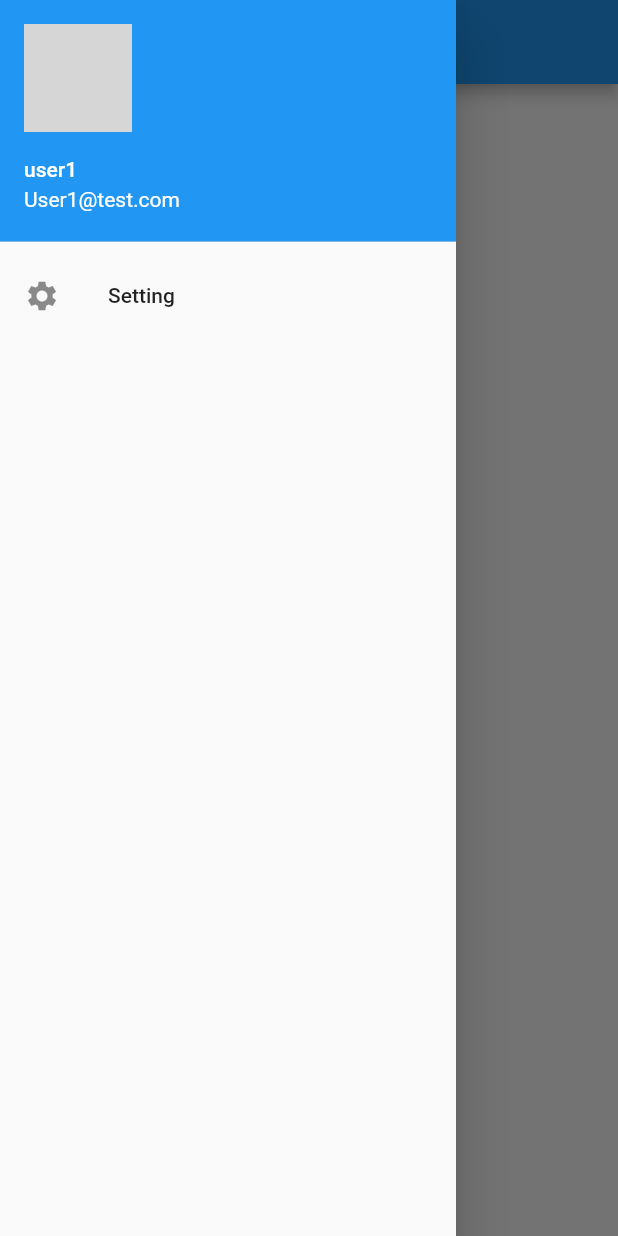
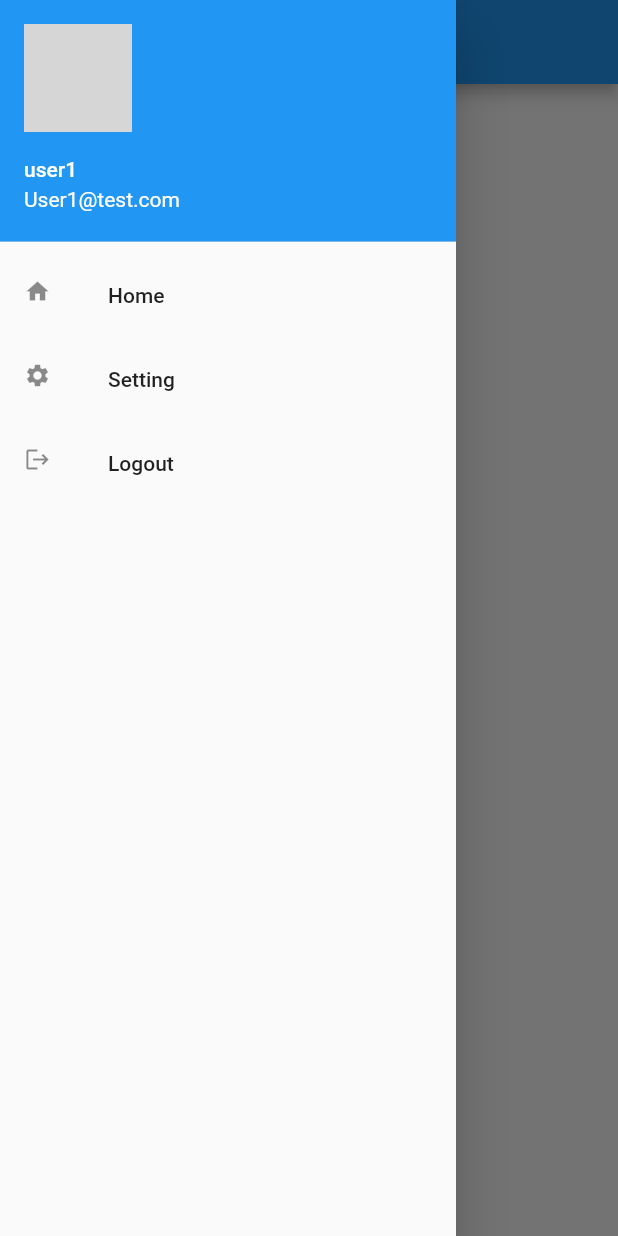
Before and after one commit to mj756/flutter_sample, a Flutter app: the screen it shows after launch, with the side drawer open, on a phone screen of 412 x 824 dp. Run offline on Flutter 3.47's test engine with Material 2 defaults, Android fonts, the phone set to English and light mode, and no system bars; our stand-ins replace firebase_analytics, firebase_core, firebase_crashlytics, shared_preferences; accounts and stored records are empty; generated files the repository leaves out were written again; network calls fail; grey boxes are pictures that could not be loaded.

Commit message:
added shared preference,api request handling
Add functionality to call API, added key.properties file which was not added previously. Added  Shared preference functionality to store data in preference.

```diff
--- a/lib/controller/app_setting_controller.dart
+++ b/lib/controller/app_setting_controller.dart
@@ -1,11 +1,31 @@
-import 'package:flutter/cupertino.dart';
+import 'package:flutter/material.dart';
+import 'package:flutter_sample/controller/preference_controller.dart';
 
 class AppSetting extends ChangeNotifier
 {
   String appLanguage='en';
+
+  AppSetting()
+  {
+    String language=PreferenceController.getString(PreferenceController.prefKeyLanguage);
+
+    print(language);
+    appLanguage=language.isEmpty ? 'en':language;
+  }
+
+   ThemeData defaultTheme=ThemeData(
+    primarySwatch: Colors.blue,
+     visualDensity: VisualDensity.adaptivePlatformDensity,
+     iconTheme: const IconThemeData(
+       color: Colors.blue,
+       size: 18,
+     ),
+
+  );
   void changeLanguage(String newLanguage)
   {
     appLanguage=newLanguage;
+    PreferenceController.setString(PreferenceController.prefKeyLanguage,newLanguage);
     notifyListeners();
   }
 
--- /dev/null
+++ b/lib/controller/preference_controller.dart
@@ -0,0 +1,71 @@
+import 'package:shared_preferences/shared_preferences.dart';
+class PreferenceController
+{
+  static SharedPreferences? prefs;
+  static const String prefKeyUserPayload="LoggedInUser";
+  static const String prefKeyIsLoggedIn = "IsLogin";
+  static const String prefKeyUserId = "UserId";
+  static const String prefKeyLanguage = "SelectedLanguage";
+  static const loginTypeNormal='Normal';
+  static const loginTypeGoogle='Google';
+  static const loginTypeApple='Apple';
+  static const loginTypeFaceBook='FaceBook';
+  static const loginTypeMicrosoft='Microsoft';
+  static const apiToken='apiToken';
+  static const fcmToken='fcmToken';
+
+  static Future initPreference() async {
+    prefs = await SharedPreferences.getInstance();
+  }
+
+  static void clearLoginCredential()
+  {
+    if(prefs!=null)
+      {
+        prefs!.clear();
+      }
+  }
+
+  static bool contains(String key) {
+    return prefs?.containsKey(key) ?? false;
+  }
+
+  static void setInt(String key, int value) async {
+    await prefs?.setInt(key, value);
+  }
+
+  static int getInt(String key, {int defaultValue = 0}) {
+    return prefs?.getInt(key) ?? defaultValue;
+  }
+
+  static void setString(String key, String value) async {
+    await prefs?.setString(key, value);
+  }
+
+  static String getString(String key, {defaultValue = ''}) {
+    return prefs?.getString(key) ?? defaultValue;
+  }
+
+  static void setBoolean(String key, bool value) async {
+    await prefs?.setBool(key, value);
+  }
+
+  static bool getBoolean(String key, {defaultValue = false}) {
+    return prefs?.getBool(key) ?? defaultValue;
+  }
+
+  static void setDouble(String key, double value) async {
+    await prefs?.setDouble(key, value);
+  }
+
+  static double getDouble(String key) {
+    return prefs?.getDouble(key) ?? 0;
+  }
+
+  static void remove(String key) async {
+    if (contains(key)) {
+      await prefs?.remove(key);
+    }
+  }
+
+}
--- a/lib/l10n/app_en.arb
+++ b/lib/l10n/app_en.arb
@@ -1,3 +1,5 @@
 {
-  "helloWorld": "Hello World!",
+  "setting": "Setting",
+  "logout":"Logout",
+  "home":"Home"
 }
--- a/lib/l10n/app_es.arb
+++ b/lib/l10n/app_es.arb
@@ -1,3 +1,5 @@
 {
-  "helloWorld": "Hello World spanish!",
+  "setting": "Ajuste",
+  "logout":"cerrar sesión",
+  "home":"Hogar"
 }
--- a/lib/main.dart
+++ b/lib/main.dart
@@ -4,11 +4,13 @@ import 'package:flutter_localizations/flutter_localizations.dart';
 import 'package:flutter_gen/gen_l10n/app_localizations.dart';
 import 'package:flutter_sample/controller/app_setting_controller.dart';
 import 'package:flutter_sample/controller/firebase_controller.dart';
+import 'package:flutter_sample/controller/preference_controller.dart';
 import 'package:flutter_sample/view/home.dart';
 import 'package:provider/provider.dart';
 void main() async{
   WidgetsFlutterBinding.ensureInitialized();
   await FirebaseController().initialize();
+  await PreferenceController.initPreference();
   runApp(
      const MyApp(),
   );
@@ -36,9 +38,7 @@ class MyApp extends StatelessWidget {
                   GlobalWidgetsLocalizations.delegate,
                   GlobalCupertinoLocalizations.delegate,
                 ],
-                theme: ThemeData(
-                  primarySwatch: Colors.blue,
-                ),
+                theme: context.watch<AppSetting>().defaultTheme,
                 home: const HomePage()
             );
           }
--- a/lib/view/home.dart
+++ b/lib/view/home.dart
@@ -11,7 +11,7 @@ class HomePage extends StatelessWidget
        title: const Text('Home'),
      ),
      drawer: const SideBar(),
-     body: Center(child: Text(AppLocalizations.of(context)!.helloWorld)),
+     body: Center(child: Text(AppLocalizations.of(context)!.home)),
    );
   }
 
--- a/lib/widget/drawer.dart
+++ b/lib/widget/drawer.dart
@@ -1,6 +1,6 @@
 import 'package:flutter/material.dart';
 import 'package:flutter_sample/view/setting.dart';
-
+import 'package:flutter_gen/gen_l10n/app_localizations.dart';
 class SideBar extends StatelessWidget {
   const SideBar({Key? key}) : super(key: key);
 
@@ -14,14 +14,29 @@ class SideBar extends StatelessWidget {
               accountName: const Text('user1'),
               accountEmail: const Text('User1@test.com'),
               currentAccountPicture: CircleAvatar(
-                backgroundImage: Image.network('').image,
+                backgroundImage: Image.network('https://picsum.photos/200/300').image,
               )),
+          ListTile(
+
+            onTap: ()async{
+              await Navigator.of(context).push(MaterialPageRoute(builder: (context)=>const Setting()));
+            },
+            leading: const Icon(Icons.home,),
+            title: Text(AppLocalizations.of(context)!.home),
+          ),
           ListTile(
            onTap: ()async{
              await Navigator.of(context).push(MaterialPageRoute(builder: (context)=>const Setting()));
            },
             leading: const Icon(Icons.settings),
-            title: const Text('Setting'),
+            title:  Text(AppLocalizations.of(context)!.setting),
+          ),
+          ListTile(
+            onTap: ()async{
+              await Navigator.of(context).push(MaterialPageRoute(builder: (context)=>const Setting()));
+            },
+            leading: const Icon(Icons.logout),
+            title:  Text(AppLocalizations.of(context)!.logout),
           )
         ],
       ),
--- a/pubspec.yaml
+++ b/pubspec.yaml
@@ -22,6 +22,9 @@ dependencies:
   flutter_localizations: # Add this line
     sdk: flutter
   provider: ^6.0.3
+  shared_preferences: ^2.0.15
+  http: ^0.13.5
+  path_provider: ^2.0.11
 
 dev_dependencies:
   flutter_test:
```
Also changed, not shown: lib/controller/api_controller.dart (added, +299 -0 lines), lib/model/api_response.dart (added, +28 -0 lines), lib/view/setting.dart (+32 -9 lines), 5 other files.
